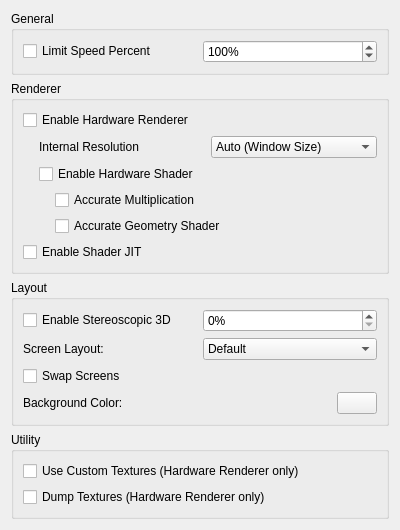
This is src/citra_qt/configuration/configure_graphics.ui in fadillzzz/citra-rasp-legacy as Qt 5 draws it before an edit. The edited form follows.
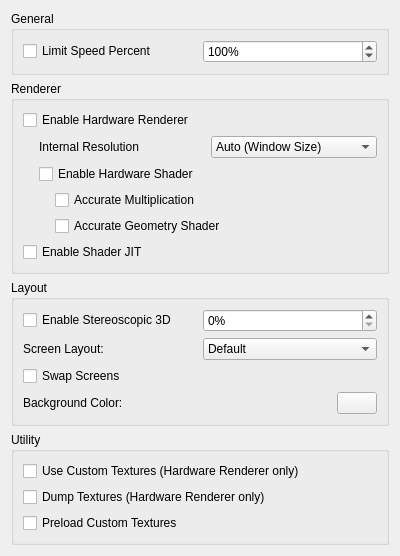
This is the edited form.

Commit message: implement custom texture preload

What changed in the file:
```diff
--- a/src/citra_qt/configuration/configure_graphics.ui
+++ b/src/citra_qt/configuration/configure_graphics.ui
@@ -7,7 +7,7 @@
     <x>0</x>
     <y>0</y>
     <width>400</width>
-    <height>467</height>
+    <height>494</height>
    </rect>
   </property>
   <property name="windowTitle">
@@ -340,6 +340,16 @@
         </property>
        </widget>
       </item>
+      <item>
+       <widget class="QCheckBox" name="toggle_preload_textures">
+        <property name="toolTip">
+         <string>&lt;html&gt;&lt;head/&gt;&lt;body&gt;&lt;p&gt;Load all custom textures into memory on boot, instead of loading them when the game requires them.&lt;/p&gt;&lt;/body&gt;&lt;/html&gt;</string>
+        </property>
+        <property name="text">
+         <string>Preload Custom Textures</string>
+        </property>
+       </widget>
+      </item>
      </layout>
     </widget>
    </item>
```
The commit also changes 11 other files.
